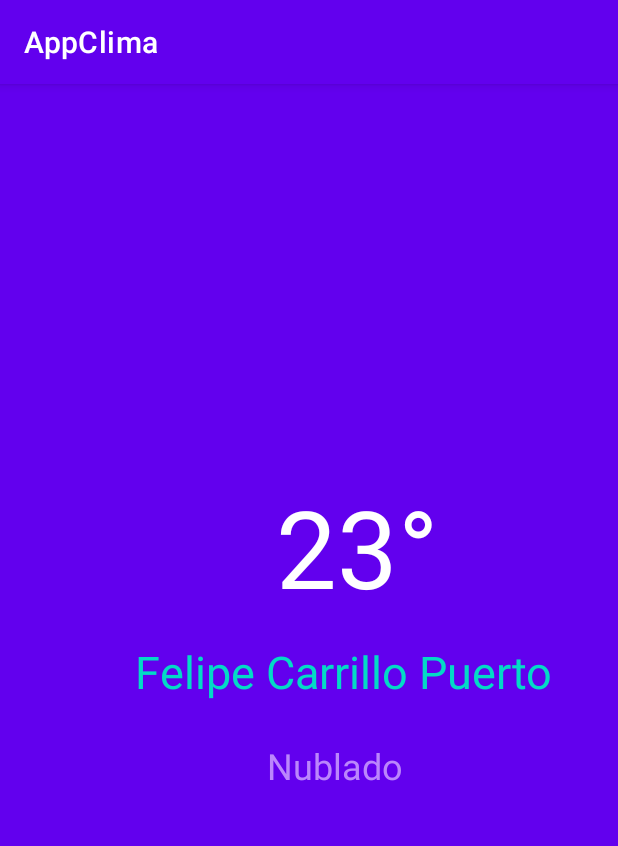
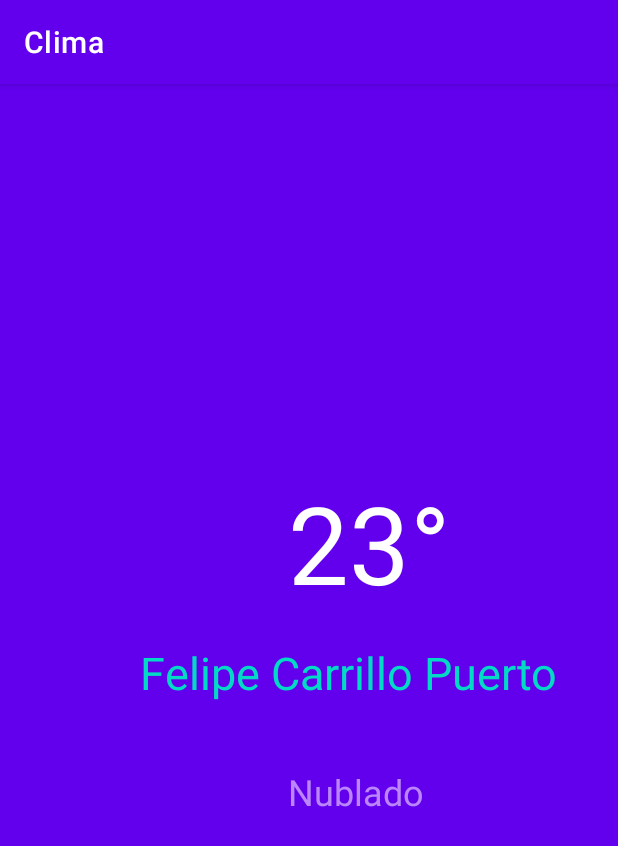
Before and after one commit to marlasantos24/Seccion10_AppClima, an Android app: the screen it shows after launch (MainActivity), on a phone screen of 412 x 824 dp. Shown: the top 846 px of the screen. Run offline under Robolectric (Android 15) with nearby library versions, the phone set to English and light mode, and no system bars.

Commit message:
diseño_segundaInterfaz

```diff
--- a/app/src/main/AndroidManifest.xml
+++ b/app/src/main/AndroidManifest.xml
@@ -10,6 +10,9 @@
         android:supportsRtl="true"
         android:theme="@style/Theme.AppClima">
         <activity
+            android:name=".Ciudades"
+            android:exported="false" />
+        <activity
             android:name=".MainActivity"
             android:exported="true">
             <intent-filter>
--- a/app/src/main/res/layout/activity_main.xml
+++ b/app/src/main/res/layout/activity_main.xml
@@ -8,37 +8,37 @@
     tools:context=".MainActivity">
 
     <TextView
-        android:id="@+id/textView"
+        android:id="@+id/tvGrados"
         android:layout_width="wrap_content"
         android:layout_height="wrap_content"
         android:layout_alignParentEnd="true"
         android:layout_alignParentBottom="true"
-        android:layout_marginEnd="120dp"
-        android:layout_marginBottom="411dp"
+        android:layout_marginEnd="112dp"
+        android:layout_marginBottom="414dp"
         android:text="@string/texto_grados"
-        android:textColor="@color/color_grados"
+        android:textColor="@color/white"
         android:textSize="72sp" />
 
     <TextView
-        android:id="@+id/textView2"
+        android:id="@+id/tvCiudad"
         android:layout_width="wrap_content"
         android:layout_height="wrap_content"
         android:layout_alignParentEnd="true"
         android:layout_alignParentBottom="true"
-        android:layout_marginEnd="43dp"
-        android:layout_marginBottom="356dp"
+        android:layout_marginEnd="40dp"
+        android:layout_marginBottom="355dp"
         android:text="@string/texto_ciudad"
         android:textColor="@color/color_ciudad"
         android:textSize="30sp" />
 
     <TextView
-        android:id="@+id/textView3"
+        android:id="@+id/tvEstatus"
         android:layout_width="wrap_content"
         android:layout_height="wrap_content"
         android:layout_alignParentEnd="true"
         android:layout_alignParentBottom="true"
-        android:layout_marginEnd="143dp"
-        android:layout_marginBottom="297dp"
+        android:layout_marginEnd="129dp"
+        android:layout_marginBottom="280dp"
         android:text="@string/texto_estatus"
         android:textColor="@color/color_estatus"
         android:textSize="24sp" />
--- a/app/src/main/res/values/colors.xml
+++ b/app/src/main/res/values/colors.xml
@@ -6,7 +6,7 @@
     <color name="teal_200">#FF03DAC5</color>
     <color name="teal_700">#FF018786</color>
     <color name="black">#FF000000</color>
-    <color name="color_grados">#FFFFFFFF</color>
-    <color name="color_ciudad">@color/design_default_color_secondary</color>
+    <color name="white">#FFFFFFFF</color>
+    <color name="color_ciudad">@color/teal_200</color>
     <color name="color_estatus">@color/purple_200</color>
 </resources>
--- a/app/src/main/res/values/strings.xml
+++ b/app/src/main/res/values/strings.xml
@@ -1,6 +1,10 @@
 <resources>
-    <string name="app_name">AppClima</string>
+    <string name="app_name">Clima</string>
     <string name="texto_grados">23°</string>
     <string name="texto_ciudad">Felipe Carrillo Puerto</string>
     <string name="texto_estatus">Nublado</string>
+
+    <string name="texto_bienvenida">Bienvenido a mi app del clima, para poder ver el clima de una ciudad selecciona la opción de abajo</string>
+    <string name="texto_boton_carrillo">Clima de la cuidad de Felipe Carrillo Puerto</string>
+    <string name="texto_boton_venecia">Clima de la cuidad de Venecia</string>
 </resources>
```
Also changed, not shown: app/src/main/java/com/example/appclima/Ciudades.kt (added, +11 -0 lines), app/src/main/res/layout/activity_ciudades.xml (added, +35 -0 lines).
